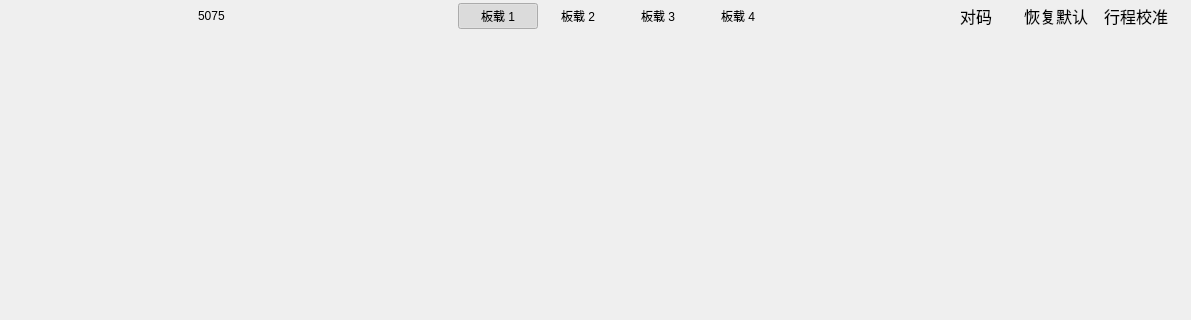
Old version of the form FrameDeviceHolder.ui in the repository wlffeng2008/AkkoStudio; both pictures show x 0 to 1191 and y 0 to 320 of the 1191 by 744 pixel window.
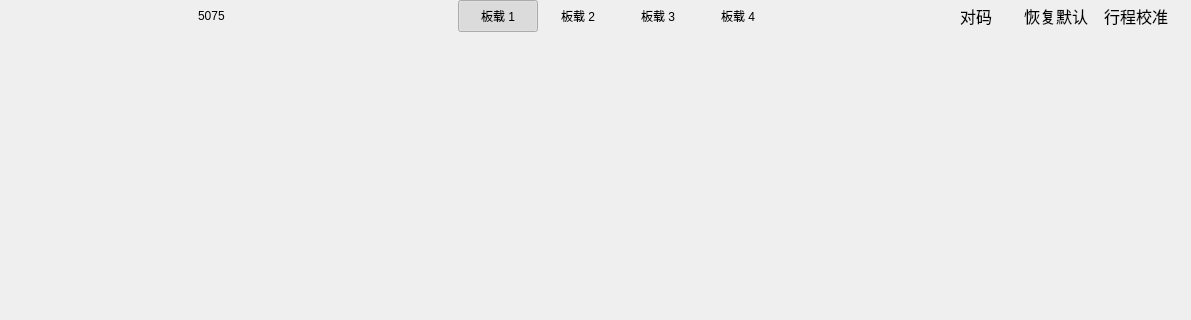
New version of the form. Icons and pictures are not drawn. Custom widgets are drawn as their Qt base class.

Diff of the .ui file:
```diff
--- a/FrameDeviceHolder.ui
+++ b/FrameDeviceHolder.ui
@@ -331,6 +331,9 @@
        <property name="rightMargin">
         <number>10</number>
        </property>
+       <property name="bottomMargin">
+        <number>10</number>
+       </property>
        <item>
         <layout class="QHBoxLayout" name="horizontalLayout_3">
          <property name="spacing">
@@ -386,6 +389,12 @@
        </item>
        <item>
         <widget class="QPushButton" name="pushButtonLayer0">
+         <property name="minimumSize">
+          <size>
+           <width>0</width>
+           <height>32</height>
+          </size>
+         </property>
          <property name="cursor">
           <cursorShape>PointingHandCursor</cursorShape>
          </property>
@@ -411,6 +420,12 @@
        </item>
        <item>
         <widget class="QPushButton" name="pushButtonLayer1">
+         <property name="minimumSize">
+          <size>
+           <width>0</width>
+           <height>32</height>
+          </size>
+         </property>
          <property name="cursor">
           <cursorShape>PointingHandCursor</cursorShape>
          </property>
@@ -433,6 +448,12 @@
        </item>
        <item>
         <widget class="QPushButton" name="pushButtonLayer2">
+         <property name="minimumSize">
+          <size>
+           <width>0</width>
+           <height>32</height>
+          </size>
+         </property>
          <property name="cursor">
           <cursorShape>PointingHandCursor</cursorShape>
          </property>
@@ -455,6 +476,12 @@
        </item>
        <item>
         <widget class="QPushButton" name="pushButtonLayer3">
+         <property name="minimumSize">
+          <size>
+           <width>0</width>
+           <height>32</height>
+          </size>
+         </property>
          <property name="cursor">
           <cursorShape>PointingHandCursor</cursorShape>
          </property>
```
Left out of the diff: 6 changed lines with no effect on the pictures.
